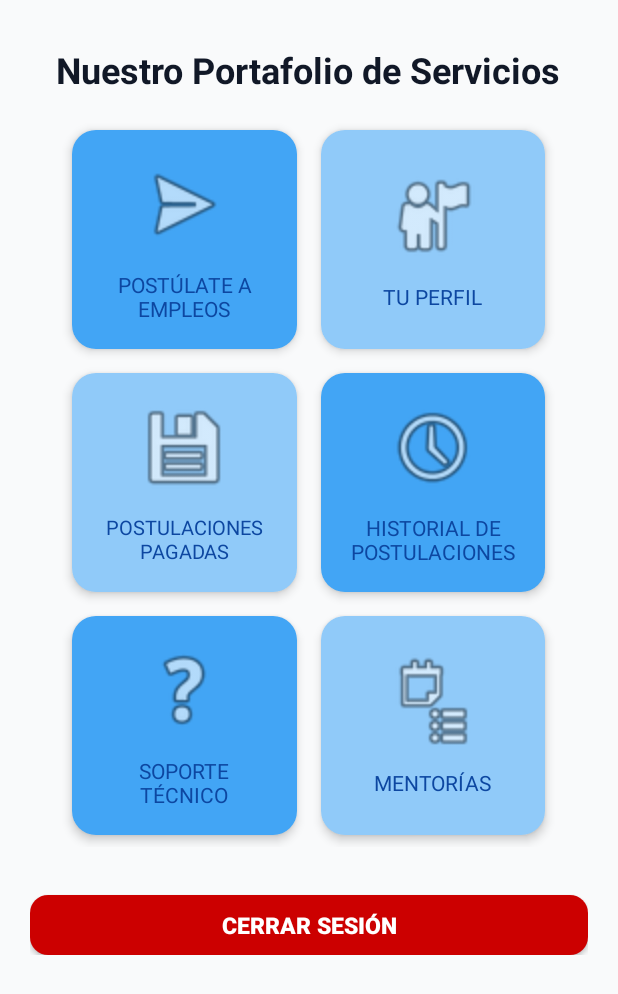
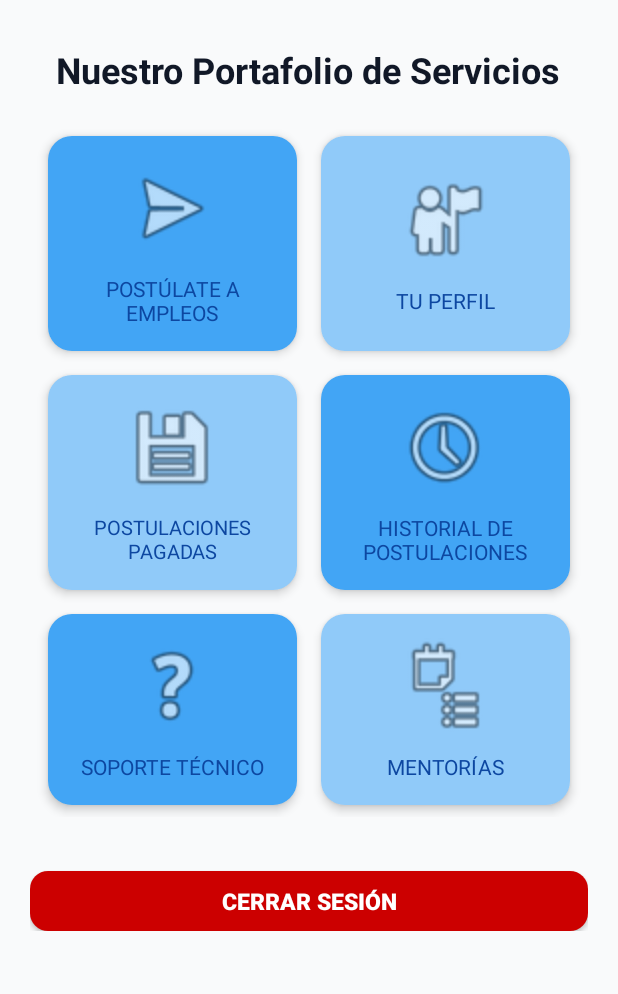
Before and after one commit to gabrielleal23/ConectandoApp, an Android app built with Jetpack Compose: the StudentActivity screen opened directly, with no data from a screen before it, on a phone screen of 412 x 824 dp. Shown: the top 994 px of the screen. Run offline under Robolectric (Android 15) with nearby library versions, the phone set to English and light mode, and no system bars; our stand-ins replace Firebase (no records; nobody signed in at launch, a user with empty details on screens opened directly).

Commit message:
Actualizacion para app en huawei modo estudiante

```diff
--- a/app/src/main/res/layout-ldltr/activity_payment.xml
+++ b/app/src/main/res/layout-ldltr/activity_payment.xml
@@ -26,7 +26,8 @@
         android:text="Total General: $0.00"
         android:textSize="18sp"
         android:textStyle="bold"
-        android:layout_marginBottom="12dp" />
+        android:layout_marginBottom="12dp"
+        android:textColor="#1A237E"/>
 
     <androidx.recyclerview.widget.RecyclerView
         android:id="@+id/recyclerPagos"
--- a/app/src/main/res/layout-ldltr/activity_student.xml
+++ b/app/src/main/res/layout-ldltr/activity_student.xml
@@ -27,21 +27,21 @@
 
         <!-- GRID DE SERVICIOS -->
         <GridLayout
-            android:layout_width="331dp"
+            android:layout_width="match_parent"
             android:layout_height="wrap_content"
-            android:alignmentMode="alignMargins"
             android:columnCount="2"
             android:rowCount="3"
-            android:rowOrderPreserved="false"
-            android:useDefaultMargins="true">
+            android:alignmentMode="alignMargins"
+            android:useDefaultMargins="true"
+            android:padding="4dp">
 
 
             <LinearLayout
                 android:id="@+id/btnViewJobs"
-                android:layout_width="3dp"
-                android:layout_height="146dp"
+                android:layout_width="0dp"
+                android:layout_height="wrap_content"
+                android:layout_columnWeight="1"
                 android:layout_rowWeight="1"
-                android:layout_columnWeight="1"
                 android:layout_margin="8dp"
                 android:background="@drawable/rounded_gray"
                 android:backgroundTint="@color/color_primario_hover"
@@ -71,10 +71,10 @@
             <!-- 2. TU PERFIL -->
             <LinearLayout
                 android:id="@+id/btnProfile"
-                android:layout_width="3dp"
-                android:layout_height="146dp"
+                android:layout_width="0dp"
+                android:layout_height="wrap_content"
+                android:layout_columnWeight="1"
                 android:layout_rowWeight="1"
-                android:layout_columnWeight="1"
                 android:layout_margin="8dp"
                 android:background="@drawable/rounded_gray"
                 android:backgroundTint="@color/color_secundario"
@@ -103,10 +103,10 @@
 
             <LinearLayout
                 android:id="@+id/btnPaymentMethod"
-                android:layout_width="3dp"
-                android:layout_height="146dp"
+                android:layout_width="0dp"
+                android:layout_height="wrap_content"
+                android:layout_columnWeight="1"
                 android:layout_rowWeight="1"
-                android:layout_columnWeight="1"
                 android:layout_margin="8dp"
                 android:background="@drawable/rounded_gray"
                 android:backgroundTint="@color/color_secundario"
@@ -137,10 +137,10 @@
             <!-- 4. HISTORIAL DE POSTULACIONES -->
             <LinearLayout
                 android:id="@+id/btnHistory"
-                android:layout_width="3dp"
-                android:layout_height="146dp"
+                android:layout_width="0dp"
+                android:layout_height="wrap_content"
+                android:layout_columnWeight="1"
                 android:layout_rowWeight="1"
-                android:layout_columnWeight="1"
                 android:layout_margin="8dp"
                 android:background="@drawable/rounded_gray"
                 android:backgroundTint="@color/color_primario_hover"
@@ -170,10 +170,10 @@
             <!-- 5. SOPORTE TÉCNICO -->
             <LinearLayout
                 android:id="@+id/btnSupport"
-                android:layout_width="3dp"
-                android:layout_height="146dp"
+                android:layout_width="0dp"
+                android:layout_height="wrap_content"
+                android:layout_columnWeight="1"
                 android:layout_rowWeight="1"
-                android:layout_columnWeight="1"
                 android:layout_margin="8dp"
                 android:background="@drawable/rounded_gray"
                 android:backgroundTint="@color/color_primario_hover"
@@ -203,10 +203,10 @@
             <!-- 6. MENTORÍAS -->
             <LinearLayout
                 android:id="@+id/btnMentors"
-                android:layout_width="3dp"
-                android:layout_height="146dp"
+                android:layout_width="0dp"
+                android:layout_height="wrap_content"
+                android:layout_columnWeight="1"
                 android:layout_rowWeight="1"
-                android:layout_columnWeight="1"
                 android:layout_margin="8dp"
                 android:background="@drawable/rounded_gray"
                 android:backgroundTint="@color/color_secundario"
--- a/app/src/main/res/layout-ldltr/item_mentoria_estudiante.xml
+++ b/app/src/main/res/layout-ldltr/item_mentoria_estudiante.xml
@@ -4,7 +4,7 @@
     xmlns:tools="http://schemas.android.com/tools"
     android:layout_width="match_parent"
     android:layout_height="wrap_content"
-    android:layout_margin="12dp"
+    android:layout_margin="5dp"
     card_view:cardCornerRadius="16dp"
     card_view:cardElevation="8dp"
     android:backgroundTint="@android:color/white"
@@ -14,7 +14,7 @@
         android:layout_width="match_parent"
         android:layout_height="wrap_content"
         android:orientation="vertical"
-        android:padding="20dp">
+        android:padding="12dp">
 
         <TextView
             android:id="@+id/tvTemaMentoria"
```
Also changed, not shown: app/src/main/java/com/example/conectandoapp/HomeActivity.kt (+7 -0 lines), app/src/main/res/layout-ldltr/item_historial_oferta_student.xml (+28 -13 lines), app/src/main/res/layout-ldltr/item_payment_student.xml (+17 -6 lines), app/src/main/res/layout-ldltr/item_postulate_offer_student.xml (+22 -14 lines).
